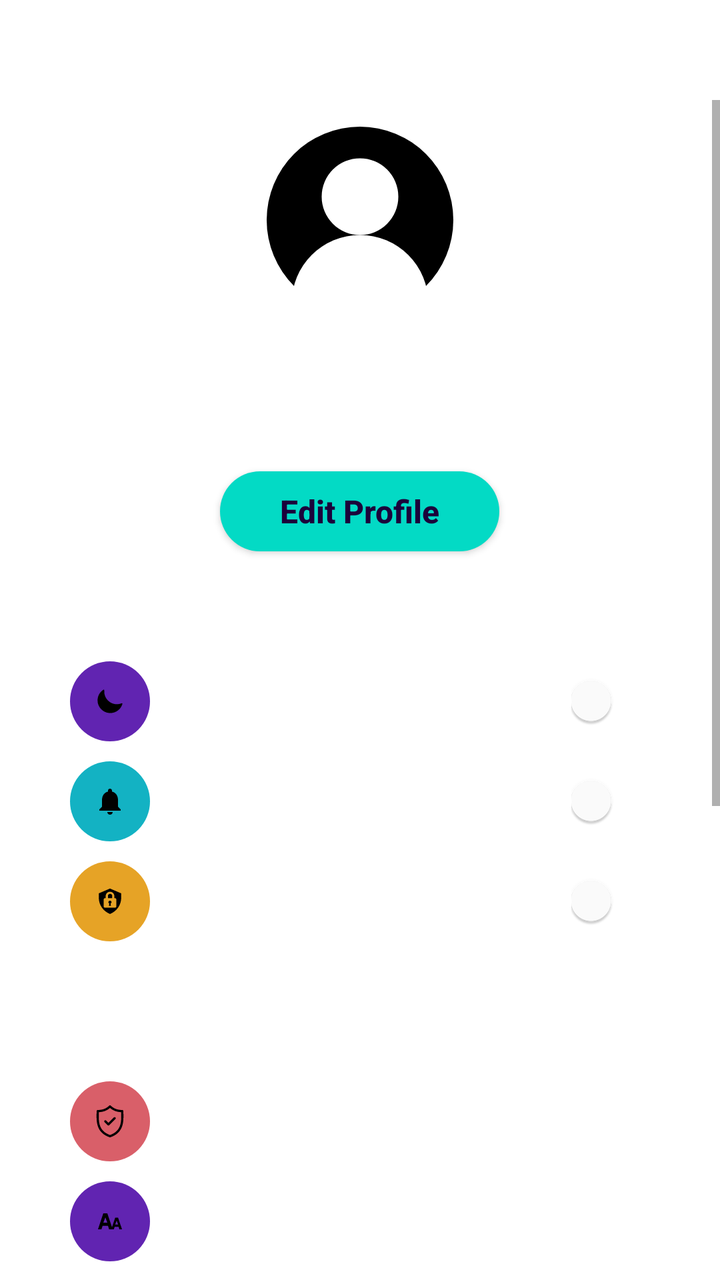
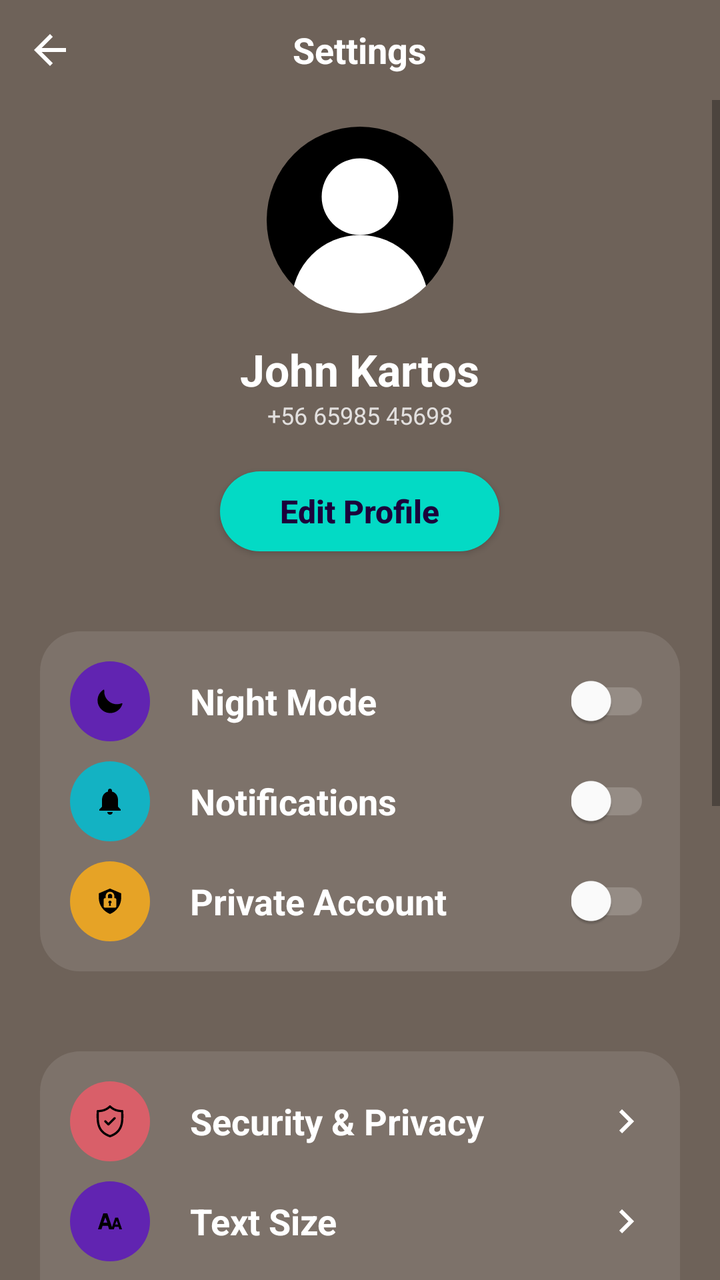

Two renders of the same Android screen: before a commit and after it. Below are the layout's source before the change and the commit's diff.
<!-- AndroidManifest.xml: application theme Theme.AndroidExample -->
<!-- res/layout/activity_settings.xml -->
<?xml version="1.0" encoding="utf-8"?>
<LinearLayout
    xmlns:android="http://schemas.android.com/apk/res/android"
    xmlns:app="http://schemas.android.com/apk/res-auto"
    xmlns:tools="http://schemas.android.com/tools"
    android:layout_width="match_parent"
    android:layout_height="match_parent"
    android:background="@color/warmGrey"
    android:orientation="vertical"
    tools:context=".SettingsActivity">
    
    <RelativeLayout
        android:layout_width="match_parent"
        android:layout_height="wrap_content">
        
        <ImageView
            android:layout_width="50dp"
            android:layout_height="50dp"
            android:src="@drawable/back_btn"
            android:padding="14dp"/>
        
        <TextView
            android:layout_width="wrap_content"
            android:layout_height="wrap_content"
            android:text="Settings"
            android:layout_centerInParent="true"
            android:textColor="#FFFFFF"
            android:textStyle="bold"
            android:textSize="18sp"/>
    </RelativeLayout>

    <ScrollView
        android:layout_width="match_parent"
        android:layout_height="wrap_content">
        
        <LinearLayout
            android:layout_width="match_parent"
            android:layout_height="wrap_content"
            android:orientation="vertical">

            <ImageView
                android:layout_width="100dp"
                android:layout_height="100dp"
                android:layout_gravity="center"
                android:layout_marginTop="10dp"
                android:src="@drawable/profile_icon" />

            <TextView
                android:layout_width="wrap_content"
                android:layout_height="wrap_content"
                android:layout_gravity="center"
                android:layout_marginTop="10dp"
                android:text="John Kartos"
                android:textColor="#FFFFFF"
                android:textSize="22sp"
                android:textStyle="bold"/>

            <TextView
                android:layout_width="wrap_content"
                android:layout_height="wrap_content"
                android:text="+56 65985 45698"
                android:textColor="#CCFFFFFF"
                android:textSize="12sp"
                android:layout_gravity="center"/>

            <androidx.appcompat.widget.AppCompatButton
                android:layout_width="wrap_content"
                android:layout_height="40dp"
                android:layout_marginTop="20dp"
                android:paddingStart="30dp"
                android:layout_gravity="center"
                android:background="@drawable/round_back_secondary_100"
                android:text="Edit Profile"
                android:textAllCaps="false"
                android:textColor="@color/primary"
                android:paddingEnd="30dp"
                android:textSize="16dp"
                android:textStyle="bold"
                android:textAlignment="center"
                />

            <LinearLayout
                android:background="@drawable/round_back_white10_20"
                android:layout_width="match_parent"
                android:layout_height="wrap_content"
                android:layout_marginStart="20dp"
                android:layout_marginEnd="20dp"
                android:layout_marginTop="40dp"
                android:orientation="vertical"
                android:padding="15dp">

                
                <RelativeLayout
                    android:layout_width="match_parent"
                    android:layout_height="wrap_content">

                    <ImageView
                        android:layout_width="40dp"
                        android:id="@+id/nightModeIcon"
                        android:layout_height="40dp"
                        android:src="@drawable/night_mode_icon"
                        android:background="@drawable/round_back_night_mode"
                        android:padding="12dp" />

                    <TextView
                        android:id="@+id/textView"
                        android:layout_width="wrap_content"
                        android:layout_height="wrap_content"
                        android:layout_centerVertical="true"
                        android:layout_marginStart="20dp"
                        android:layout_toEndOf="@+id/nightModeIcon"
                        android:text="Night Mode"
                        android:textColor="#FFFFFF"
                        android:textSize="18sp"
                        android:textStyle="bold" />

                    <androidx.appcompat.widget.SwitchCompat
                        android:layout_width="wrap_content"
                        android:layout_height="wrap_content"
                        android:layout_alignParentEnd="true"
                        android:layout_centerVertical="true"
                        android:switchMinWidth="50dp"
                        android:theme="@style/nightModeSwitch" />


                </RelativeLayout>

                
                <RelativeLayout
                    android:layout_marginTop="10dp"
                    android:layout_width="match_parent"
                    android:layout_height="wrap_content">

                    <ImageView
                        android:layout_width="40dp"
                        android:id="@+id/notificationIcon"
                        android:layout_height="40dp"
                        android:src="@drawable/notification_icon"
                        android:background="@drawable/round_back_notifications"
                        android:padding="12dp" />

                    <TextView
                        android:layout_width="wrap_content"
                        android:layout_height="wrap_content"
                        android:layout_centerVertical="true"
                        android:layout_marginStart="20dp"
                        android:layout_toEndOf="@+id/notificationIcon"
                        android:text="Notifications"
                        android:textColor="#FFFFFF"
                        android:textSize="18sp"
                        android:textStyle="bold" />

                    <androidx.appcompat.widget.SwitchCompat
                        android:layout_width="wrap_content"
                        android:layout_height="wrap_content"
                        android:layout_alignParentEnd="true"
                        android:layout_centerVertical="true"
                        android:switchMinWidth="50dp"
                        android:theme="@style/notificationsSwitch"/>


                </RelativeLayout>

                
                <RelativeLayout
                    android:layout_marginTop="10dp"
                    android:layout_width="match_parent"
                    android:layout_height="wrap_content">

                    <ImageView
                        android:layout_width="40dp"
                        android:id="@+id/privateAccountIcon"
                        android:layout_height="40dp"
                        android:src="@drawable/privacy_icon"
                        android:background="@drawable/round_back_private_account"
                        android:padding="12dp" />

                    <TextView
                        android:layout_width="wrap_content"
                        android:layout_height="wrap_content"
                        android:layout_centerVertical="true"
                        android:layout_marginStart="20dp"
                        android:layout_toEndOf="@+id/privateAccountIcon"
                        android:text="Private Account"
                        android:textColor="#FFFFFF"
                        android:textSize="18sp"
                        android:textStyle="bold" />

                    <androidx.appcompat.widget.SwitchCompat
                        android:layout_width="wrap_content"
                        android:layout_height="wrap_content"
                        android:layout_alignParentEnd="true"
                        android:layout_centerVertical="true"
                        android:switchMinWidth="50dp"
                        android:theme="@style/privateAccountSwitch"/>
                </RelativeLayout>
            </LinearLayout>

            <LinearLayout
                android:background="@drawable/round_back_white10_20"
                android:layout_width="match_parent"
                android:layout_height="wrap_content"
                android:layout_marginStart="20dp"
                android:layout_marginEnd="20dp"
                android:layout_marginTop="40dp"
                android:orientation="vertical"
                android:padding="15dp">

                
                <RelativeLayout
                    android:layout_width="match_parent"
                    android:layout_height="wrap_content">

                    <ImageView
                        android:layout_width="40dp"
                        android:id="@+id/securityIcon"
                        android:layout_height="40dp"
                        android:src="@drawable/security_icon"
                        android:background="@drawable/round_back_security"
                        android:padding="12dp" />

                    <TextView
                        android:layout_width="wrap_content"
                        android:layout_height="wrap_content"
                        android:layout_centerVertical="true"
                        android:layout_marginStart="20dp"
                        android:layout_toEndOf="@+id/securityIcon"
                        android:text="Security &amp; Privacy"
                        android:textColor="#FFFFFF"
                        android:textSize="18sp"
                        android:textStyle="bold" />

                    <ImageView
                        android:layout_width="wrap_content"
                        android:layout_height="wrap_content"
                        android:src="@drawable/right_arrow_icon"
                        android:layout_alignParentEnd="true"
                        android:layout_centerVertical="true"/>


                </RelativeLayout>

                
                <RelativeLayout
                    android:layout_marginTop="10dp"
                    android:layout_width="match_parent"
                    android:layout_height="wrap_content">

                    <ImageView
                        android:layout_width="40dp"
                        android:id="@+id/textSizeIcon"
                        android:layout_height="40dp"
                        android:src="@drawable/text_size_icon"
                        android:background="@drawable/round_back_night_mode"
                        android:padding="12dp" />

                    <TextView
                        android:layout_width="wrap_content"
                        android:layout_height="wrap_content"
                        android:layout_centerVertical="true"
                        android:layout_marginStart="20dp"
                        android:layout_toEndOf="@+id/textSizeIcon"
                        android:text="Text Size"
                        android:textColor="#FFFFFF"
                        android:textSize="18sp"
                        android:textStyle="bold" />

                    <ImageView
                        android:layout_width="wrap_content"
                        android:layout_height="wrap_content"
                        android:src="@drawable/right_arrow_icon"
                        android:layout_alignParentEnd="true"
                        android:layout_centerVertical="true"/>



                </RelativeLayout>

                
                <RelativeLayout
                    android:layout_marginTop="10dp"
                    android:layout_width="match_parent"
                    android:layout_height="wrap_content">

                    <ImageView
                        android:layout_width="40dp"
                        android:id="@+id/languageIcon"
                        android:layout_height="40dp"
                        android:src="@drawable/language_icon"
                        android:background="@drawable/round_back_notifications"
                        android:padding="12dp" />

                    <TextView
                        android:layout_width="wrap_content"
                        android:layout_height="wrap_content"
                        android:layout_centerVertical="true"
                        android:layout_marginStart="20dp"
                        android:layout_toEndOf="@+id/languageIcon"
                        android:text="Languages"
                        android:textColor="#FFFFFF"
                        android:textSize="18sp"
                        android:textStyle="bold" />

                    <ImageView
                        android:layout_width="wrap_content"
                        android:layout_height="wrap_content"
                        android:src="@drawable/right_arrow_icon"
                        android:layout_alignParentEnd="true"
                        android:layout_centerVertical="true"/>
                </RelativeLayout>
            </LinearLayout>

            <LinearLayout
                android:background="@drawable/round_back_white10_20"
                android:layout_width="match_parent"
                android:layout_height="wrap_content"
                android:layout_marginStart="20dp"
                android:layout_marginEnd="20dp"
                android:layout_marginTop="40dp"
                android:orientation="vertical"
                android:padding="15dp">

                
                <RelativeLayout
                    android:layout_width="match_parent"
                    android:layout_height="wrap_content">

                    <ImageView
                        android:layout_width="40dp"
                        android:id="@+id/messageIcon"
                        android:layout_height="40dp"
                        android:src="@drawable/message_icon"
                        android:background="@drawable/round_back_private_account"
                        android:padding="12dp" />

                    <TextView
                        android:layout_width="wrap_content"
                        android:layout_height="wrap_content"
                        android:layout_centerVertical="true"
                        android:layout_marginStart="20dp"
                        android:layout_toEndOf="@+id/messageIcon"
                        android:text="Send us a message"
                        android:textColor="#FFFFFF"
                        android:textSize="18sp"
                        android:textStyle="bold" />

                    <ImageView
                        android:layout_width="wrap_content"
                        android:layout_height="wrap_content"
                        android:src="@drawable/right_arrow_icon"
                        android:layout_alignParentEnd="true"
                        android:layout_centerVertical="true"/>


                </RelativeLayout>

                
                <RelativeLayout
                    android:layout_marginTop="10dp"
                    android:layout_width="match_parent"
                    android:layout_height="wrap_content">

                    <ImageView
                        android:layout_width="40dp"
                        android:id="@+id/aboutUsIcon"
                        android:layout_height="40dp"
                        android:src="@drawable/about_us_icon"
                        android:background="@drawable/round_back_security"
                        android:padding="12dp" />

                    <TextView
                        android:layout_width="wrap_content"
                        android:layout_height="wrap_content"
                        android:layout_centerVertical="true"
                        android:layout_marginStart="20dp"
                        android:layout_toEndOf="@+id/aboutUsIcon"
                        android:text="About Us"
                        android:textColor="#FFFFFF"
                        android:textSize="18sp"
                        android:textStyle="bold" />

                    <ImageView
                        android:layout_width="wrap_content"
                        android:layout_height="wrap_content"
                        android:src="@drawable/right_arrow_icon"
                        android:layout_alignParentEnd="true"
                        android:layout_centerVertical="true"/>



                </RelativeLayout>

                
                <RelativeLayout
                    android:layout_marginTop="10dp"
                    android:layout_width="match_parent"
                    android:layout_height="wrap_content">

                    <ImageView
                        android:layout_width="40dp"
                        android:id="@+id/faqIcon"
                        android:layout_height="40dp"
                        android:src="@drawable/faq_icon"
                        android:background="@drawable/round_back_night_mode"
                        android:padding="12dp" />

                    <TextView
                        android:layout_width="wrap_content"
                        android:layout_height="wrap_content"
                        android:layout_centerVertical="true"
                        android:layout_marginStart="20dp"
                        android:layout_toEndOf="@+id/faqIcon"
                        android:text="FAQs"
                        android:textColor="#FFFFFF"
                        android:textSize="18sp"
                        android:textStyle="bold" />

                    <ImageView
                        android:layout_width="wrap_content"
                        android:layout_height="wrap_content"
                        android:src="@drawable/right_arrow_icon"
                        android:layout_alignParentEnd="true"
                        android:layout_centerVertical="true"/>
                </RelativeLayout>


            </LinearLayout>
        <LinearLayout
            android:layout_marginBottom="20dp"
            android:background="@drawable/round_back_white10_20"
            android:layout_width="match_parent"
            android:layout_height="wrap_content"
            android:layout_marginStart="20dp"
            android:layout_marginEnd="20dp"
            android:layout_marginTop="40dp"
            android:orientation="vertical"
            android:padding="15dp">

            
            <RelativeLayout
                android:layout_width="match_parent"
                android:layout_height="wrap_content">

                <ImageView
                    android:layout_width="40dp"
                    android:id="@+id/logOutIcon"
                    android:layout_height="40dp"
                    android:src="@drawable/logout_icon"
                    android:background="@drawable/round_back_security"
                    android:padding="12dp" />

                <TextView
                    android:layout_width="wrap_content"
                    android:layout_height="wrap_content"
                    android:layout_centerVertical="true"
                    android:layout_marginStart="20dp"
                    android:layout_toEndOf="@+id/logOutIcon"
                    android:text="Log Out"
                    android:textColor="#FFFFFF"
                    android:textSize="18sp"
                    android:textStyle="bold" />

                <ImageView
                    android:layout_width="wrap_content"
                    android:layout_height="wrap_content"
                    android:src="@drawable/right_arrow_icon"
                    android:layout_alignParentEnd="true"
                    android:layout_centerVertical="true"/>
            </RelativeLayout>

        </LinearLayout>
        </LinearLayout>
    </ScrollView>
</LinearLayout>
<!-- resources referenced by this layout -->
<resources>
  <color name="primary">#1B023B</color>
  <!-- drawable back_btn (drawable) -->
  <vector
      android:width="24dp"
      android:height="24dp"
      android:viewportHeight="24"
      android:viewportWidth="24"
      xmlns:android="http://schemas.android.com/apk/res/android">
      <path
          android:fillColor="@android:color/white"
          android:pathData="M20,11H7.83l5.59,-5.59L12,4l-8,8 8,8 1.41,-1.41L7.83,13H20v-2z"/>
  </vector>
  <!-- drawable right_arrow_icon (drawable) -->
  <vector
      android:height="24dp"
      android:viewportHeight="24"
      android:viewportWidth="24"
      android:width="24dp"
      xmlns:android="http://schemas.android.com/apk/res/android">
  
      <path
          android:fillColor="@android:color/white"
          android:pathData="M8.59,16.59L13.17,12 8.59,7.41 10,6l6,6 -6,6 -1.41,-1.41z"/>
  </vector>
  <!-- drawable round_back_night_mode (drawable) -->
  <?xml version="1.0" encoding="utf-8"?>
  <shape xmlns:android="http://schemas.android.com/apk/res/android"
      android:shape="rectangle">
  
      <solid android:color="@color/night_mode"/>
      <corners android:radius="100dp"/>
  </shape>
  <!-- drawable round_back_notifications (drawable) -->
  <?xml version="1.0" encoding="utf-8"?>
  <shape xmlns:android="http://schemas.android.com/apk/res/android"
      android:shape="rectangle">
  
      <solid android:color="@color/notifications"/>
      <corners android:radius="100dp"/>
  </shape>
  <!-- drawable round_back_private_account (drawable) -->
  <?xml version="1.0" encoding="utf-8"?>
  <shape xmlns:android="http://schemas.android.com/apk/res/android"
      android:shape="rectangle">
  
      <solid android:color="@color/private_account"/>
  
      <corners android:radius="100dp"/>
  </shape>
  <!-- drawable round_back_secondary_100 (drawable) -->
  <?xml version="1.0" encoding="utf-8"?>
  <shape
      xmlns:android="http://schemas.android.com/apk/res/android"
      android:shape="rectangle">
  
      <solid android:color="@color/secondary"/>
      <corners android:radius="100dp"/>
  </shape>
  <!-- drawable round_back_security (drawable) -->
  <?xml version="1.0" encoding="utf-8"?>
  <shape xmlns:android="http://schemas.android.com/apk/res/android"
      android:shape="rectangle">
  
      <solid android:color="@color/security"/>
      <corners android:radius="100dp"/>
  </shape>
  <!-- drawable round_back_white10_20 (drawable) -->
  <?xml version="1.0" encoding="utf-8"?>
  <shape xmlns:android="http://schemas.android.com/apk/res/android"
      android:shape="rectangle">
  
      <solid android:color="#1AFFFFFF"/>
      <corners android:radius="20dp"/>
  
  </shape>
  <style name="nightModeSwitch" parent="Theme.AppCompat.Light">
          <item name="colorControlActivated">@color/night_mode</item>
          <item name="colorSwitchThumbNormal">#FFFFFF</item>
          <item name="android:colorForeground">#99FFFFFF</item>
      </style>
  <style name="notificationsSwitch" parent="Theme.AppCompat.Light">
          <item name="colorControlActivated">@color/notifications</item>
          <item name="colorSwitchThumbNormal">#FFFFFF</item>
          <item name="android:colorForeground">#99FFFFFF</item>
      </style>
  <style name="privateAccountSwitch" parent="Theme.AppCompat.Light">
          <item name="colorControlActivated">@color/private_account</item>
          <item name="colorSwitchThumbNormal">#FFFFFF</item>
          <item name="android:colorForeground">#99FFFFFF</item>
      </style>
  <color name="night_mode">#6124B1</color>
  <color name="notifications">#13B2C3</color>
  <color name="private_account">#E6A326</color>
  <color name="secondary">#FF03DAC5</color>
  <color name="security">#D95F69</color>
  <color name="purple_500">#FF6200EE</color>
  <color name="purple_700">#FF3700B3</color>
  <color name="white">#FFFFFFFF</color>
  <color name="teal_200">#FF03DAC5</color>
  <color name="teal_700">#FF018786</color>
  <color name="black">#FF000000</color>
  <!-- unchanged entries left out for length: 12 -->
</resources>

<!-- the commit's change to res/layout/activity_settings.xml (unified diff, before → after) -->
@@ -5,7 +5,7 @@
     xmlns:tools="http://schemas.android.com/tools"
     android:layout_width="match_parent"
     android:layout_height="match_parent"
-    android:background="@color/warmGrey"
+    android:background="@color/darkWarmGrey"
     android:orientation="vertical"
     tools:context=".SettingsActivity">
     
@@ -13,11 +13,12 @@
         android:layout_width="match_parent"
         android:layout_height="wrap_content">
         
-        <ImageView
+        <ImageButton
             android:layout_width="50dp"
             android:layout_height="50dp"
             android:src="@drawable/back_btn"
-            android:padding="14dp"/>
+            android:padding="14dp"
+            android:background="null"/>
         
         <TextView
             android:layout_width="wrap_content"
@@ -69,6 +70,7 @@
                 android:layout_marginTop="20dp"
                 android:paddingStart="30dp"
                 android:layout_gravity="center"
+                android:id="@+id/editProfileButton"
                 android:background="@drawable/round_back_secondary_100"
                 android:text="Edit Profile"
                 android:textAllCaps="false"
@@ -120,7 +122,8 @@
                         android:layout_alignParentEnd="true"
                         android:layout_centerVertical="true"
                         android:switchMinWidth="50dp"
-                        android:theme="@style/nightModeSwitch" />
+                        android:theme="@style/nightModeSwitch"
+                        android:id="@+id/nightModeSwitch"/>
 
 
                 </RelativeLayout>
@@ -156,7 +159,8 @@
                         android:layout_alignParentEnd="true"
                         android:layout_centerVertical="true"
                         android:switchMinWidth="50dp"
-                        android:theme="@style/notificationsSwitch"/>
+                        android:theme="@style/notificationsSwitch"
+                        android:id="@+id/notificationsSwitch"/>
 
 
                 </RelativeLayout>
@@ -192,7 +196,8 @@
                         android:layout_alignParentEnd="true"
                         android:layout_centerVertical="true"
                         android:switchMinWidth="50dp"
-                        android:theme="@style/privateAccountSwitch"/>
+                        android:theme="@style/privateAccountSwitch"
+                        android:id="@+id/privateAccouuntSwitch"/>
                 </RelativeLayout>
             </LinearLayout>
 
@@ -230,12 +235,14 @@
                         android:textSize="18sp"
                         android:textStyle="bold" />
 
-                    <ImageView
-                        android:layout_width="wrap_content"
-                        android:layout_height="wrap_content"
-                        android:src="@drawable/right_arrow_icon"
-                        android:layout_alignParentEnd="true"
-                        android:layout_centerVertical="true"/>
+                    <ImageButton
+                        android:layout_width="wrap_content"
+                        android:layout_height="wrap_content"
+                        android:src="@drawable/right_arrow_icon"
+                        android:id="@+id/securityAndPrivacyArrow"
+                        android:layout_alignParentEnd="true"
+                        android:layout_centerVertical="true"
+                        android:background="null"/>
 
 
                 </RelativeLayout>
@@ -265,12 +272,14 @@
                         android:textSize="18sp"
                         android:textStyle="bold" />
 
-                    <ImageView
-                        android:layout_width="wrap_content"
-                        android:layout_height="wrap_content"
-                        android:src="@drawable/right_arrow_icon"
-                        android:layout_alignParentEnd="true"
-                        android:layout_centerVertical="true"/>
+                    <ImageButton
+                        android:layout_width="wrap_content"
+                        android:layout_height="wrap_content"
+                        android:src="@drawable/right_arrow_icon"
+                        android:id="@+id/textSizeArrow"
+                        android:layout_alignParentEnd="true"
+                        android:layout_centerVertical="true"
+                        android:background="null"/>
 
 
 
@@ -301,12 +310,14 @@
                         android:textSize="18sp"
                         android:textStyle="bold" />
 
-                    <ImageView
-                        android:layout_width="wrap_content"
-                        android:layout_height="wrap_content"
-                        android:src="@drawable/right_arrow_icon"
-                        android:layout_alignParentEnd="true"
-                        android:layout_centerVertical="true"/>
+                    <ImageButton
+                        android:layout_width="wrap_content"
+                        android:layout_height="wrap_content"
+                        android:src="@drawable/right_arrow_icon"
+                        android:layout_alignParentEnd="true"
+                        android:layout_centerVertical="true"
+                        android:id="@+id/languagesArrow"
+                        android:background="null"/>
                 </RelativeLayout>
             </LinearLayout>
 
@@ -344,12 +355,14 @@
                         android:textSize="18sp"
                         android:textStyle="bold" />
 
-                    <ImageView
-                        android:layout_width="wrap_content"
-                        android:layout_height="wrap_content"
-                        android:src="@drawable/right_arrow_icon"
-                        android:layout_alignParentEnd="true"
-                        android:layout_centerVertical="true"/>
+                    <ImageButton
+                        android:layout_width="wrap_content"
+                        android:layout_height="wrap_content"
+                        android:src="@drawable/right_arrow_icon"
+                        android:layout_alignParentEnd="true"
+                        android:layout_centerVertical="true"
+                        android:id="@+id/sendUsAMessageArrow"
+                        android:background="null"/>
 
 
                 </RelativeLayout>
@@ -379,12 +392,14 @@
                         android:textSize="18sp"
                         android:textStyle="bold" />
 
-                    <ImageView
-                        android:layout_width="wrap_content"
-                        android:layout_height="wrap_content"
-                        android:src="@drawable/right_arrow_icon"
-                        android:layout_alignParentEnd="true"
-                        android:layout_centerVertical="true"/>
+                    <ImageButton
+                        android:layout_width="wrap_content"
+                        android:layout_height="wrap_content"
+                        android:src="@drawable/right_arrow_icon"
+                        android:layout_alignParentEnd="true"
+                        android:layout_centerVertical="true"
+                        android:id="@+id/aboutUsArrow"
+                        android:background="null"/>
 
 
 
@@ -415,12 +430,14 @@
                         android:textSize="18sp"
                         android:textStyle="bold" />
 
-                    <ImageView
-                        android:layout_width="wrap_content"
-                        android:layout_height="wrap_content"
-                        android:src="@drawable/right_arrow_icon"
-                        android:layout_alignParentEnd="true"
-                        android:layout_centerVertical="true"/>
+                    <ImageButton
+                        android:layout_width="wrap_content"
+                        android:layout_height="wrap_content"
+                        android:src="@drawable/right_arrow_icon"
+                        android:layout_alignParentEnd="true"
+                        android:layout_centerVertical="true"
+                        android:id="@+id/FAQArrow"
+                        android:background="null"/>
                 </RelativeLayout>
 
 
@@ -460,12 +477,14 @@
                     android:textSize="18sp"
                     android:textStyle="bold" />
 
-                <ImageView
+                <ImageButton
                     android:layout_width="wrap_content"
                     android:layout_height="wrap_content"
                     android:src="@drawable/right_arrow_icon"
                     android:layout_alignParentEnd="true"
-                    android:layout_centerVertical="true"/>
+                    android:layout_centerVertical="true"
+                    android:id="@+id/logOutArrow"
+                    android:background="null"/>
             </RelativeLayout>
 
         </LinearLayout>
<!-- resource entries referenced after the edit -->
@@ -1,5 +1,6 @@
 <!-- resources referenced by this layout -->
 <resources>
+  <color name="darkWarmGrey">#6E6259</color>
   <color name="primary">#1B023B</color>
   <!-- drawable back_btn (drawable) -->
   <vector
